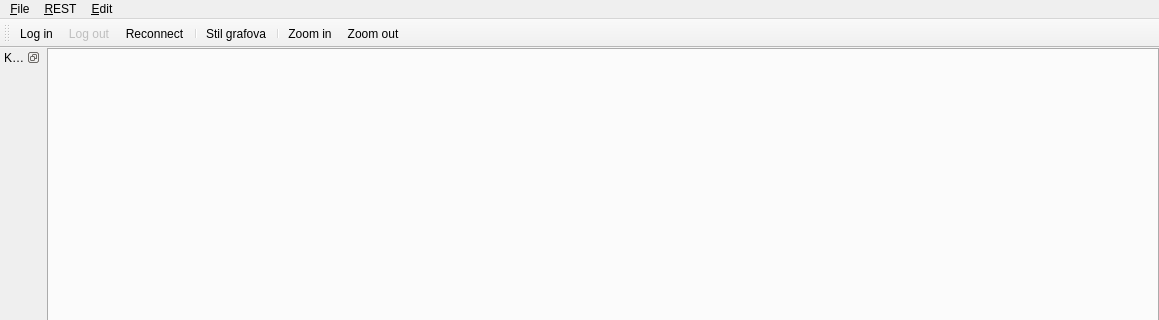
First picture: the form in app/view/ui_files/display.ui, repository kluksa/kontrola-podataka, before the edit; both pictures show x 0 to 1159 and y 0 to 320 of the 1159 by 798 pixel window.
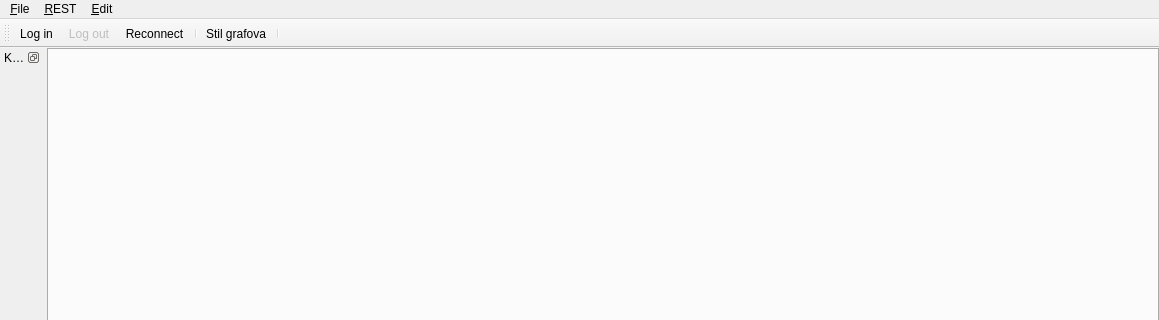
Second picture: the form after the edit.

Commit message:
izmjena zoom opcije grafova
- zoom je bindan na middle click i uvijek je aktivan
- implementacija tickova, grida, cursora za span i zero grafove

What changed in the file:
```diff
--- a/app/view/ui_files/display.ui
+++ b/app/view/ui_files/display.ui
@@ -197,8 +197,6 @@
    <addaction name="separator"/>
    <addaction name="action_stil_grafova"/>
    <addaction name="separator"/>
-   <addaction name="action_zoom"/>
-   <addaction name="action_zoom_out"/>
   </widget>
   <action name="action_log_in">
    <property name="text">
@@ -311,25 +309,6 @@
     <string>Toggle prikaz legende na grafu sa minutnim podacima.</string>
    </property>
   </action>
-  <action name="action_zoom">
-   <property name="checkable">
-    <bool>true</bool>
-   </property>
-   <property name="text">
-    <string>&amp;Zoom in</string>
-   </property>
-   <property name="toolTip">
-    <string>Toggle zoom mod za grafove</string>
-   </property>
-  </action>
-  <action name="action_zoom_out">
-   <property name="text">
-    <string>&amp;Zoom out</string>
-   </property>
-   <property name="toolTip">
-    <string>Zoom out sve grafove</string>
-   </property>
-  </action>
   <action name="action_stil_grafova">
    <property name="text">
     <string>&amp;Stil grafova</string>
```
Left out of the diff: 74 changed lines with no effect on the pictures. The commit also changes 12 other files.
